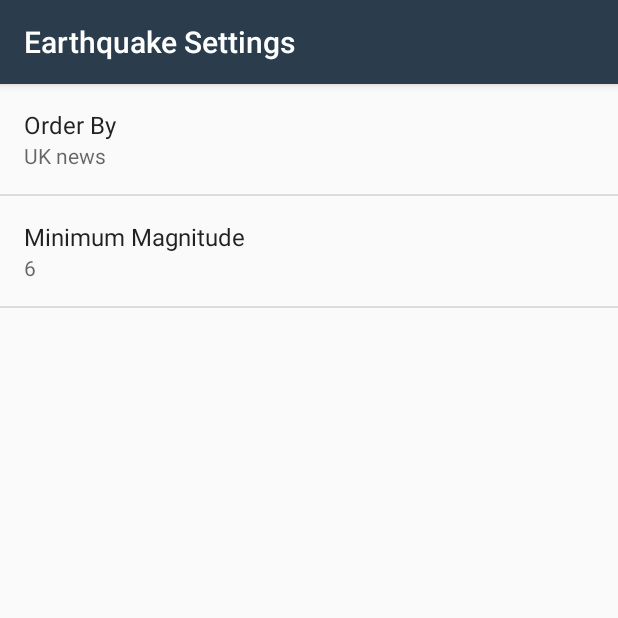
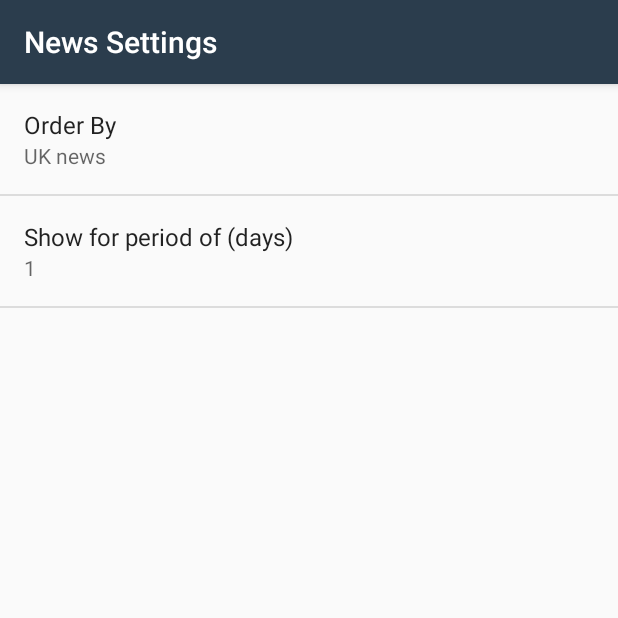
Before and after one commit to mobilotest/News_Feed_app, an Android app: the screen it shows after launch (SettingsActivity), after a tap on "Settings", on a phone screen of 412 x 824 dp, the top half of it. Run offline under Robolectric (Android 15) with nearby library versions, the phone set to English and light mode, and no system bars.

Commit message:
more changes Settings and other activities, but still not fixed

```diff
--- a/app/src/main/java/com/example/android/newsfeed/News.java
+++ b/app/src/main/java/com/example/android/newsfeed/News.java
@@ -35,6 +35,7 @@ public class News {
      */
 
     public News(String thumbnail, String header, String body, String section, long time, String url) {
+        mThumbnail = thumbnail;
         mSection = section;
         mNewsHeader = header;
         mNewsBody = body;
--- a/app/src/main/java/com/example/android/newsfeed/NewsActivity.java
+++ b/app/src/main/java/com/example/android/newsfeed/NewsActivity.java
@@ -134,15 +134,15 @@ public class NewsActivity extends AppCompatActivity
 
         SharedPreferences sharedPrefs = PreferenceManager.getDefaultSharedPreferences(this);
 
+        // TODO: show news based on selected SETTINGS
         String sectionName = sharedPrefs.getString(
-                getString(R.string.settings_min_magnitude_key),
-                getString(R.string.settings_min_magnitude_default));
+                getString(R.string.settings_min_days_key),
+                getString(R.string.settings_min_days_default));
 
         String orderBy = sharedPrefs.getString(
                 getString(R.string.settings_order_by_key),
                 getString(R.string.settings_order_by_default)
         );
-
 
         Uri baseUri = Uri.parse(GUARDIAN_REQUEST_URL);
         Uri.Builder uriBuilder = baseUri.buildUpon();
--- a/app/src/main/java/com/example/android/newsfeed/NewsAdapter.java
+++ b/app/src/main/java/com/example/android/newsfeed/NewsAdapter.java
@@ -86,14 +86,13 @@ public class NewsAdapter extends ArrayAdapter<News> {
         // Get the Section from the current News object and
         // set this text on the Section TextView
         sectionTextView.setText(currentNews.getSection());
-        // Set the theme color for the news section text
-        int color = ContextCompat.getColor(getContext(), mColorResourceId);
-        sectionTextView.setTextColor(color);
+        // TODO: Set the color or the section text for the news
+//        int color = ContextCompat.getColor(getContext(), mColorResourceId);
+//        getSectionName();
 
 
         // Create a new Date object from the time in milliseconds of the earthquake
         Date dateObject = new Date(currentNews.getTimeInMilliseconds());
-
 
         // Find the TextView with view ID date
         TextView dateView = (TextView) listItemView.findViewById(R.id.tv_date_time);
@@ -107,7 +106,7 @@ public class NewsAdapter extends ArrayAdapter<News> {
     }
 
     /**
-     * Return the color for the magnitude circle based on the intensity of the earthquake.
+     * Return the color for the section text based on the rubric of the news.
      *
      * @param sectionName of the news
      */
--- a/app/src/main/java/com/example/android/newsfeed/QueryUtils.java
+++ b/app/src/main/java/com/example/android/newsfeed/QueryUtils.java
@@ -151,13 +151,13 @@ public final class QueryUtils {
                     // for that news.
 
                     // Extract the value for the key called "mag"
-                    String thumbnail = currentNews.getString("webTitle");
+                    String thumbnail = currentNews.getString("thumbnail");
 
                     // Extract the value for the key called "mag"
-                    String header = currentNews.getString("webTitle");
+                    String header = currentNews.getString("headline");
 
                     // Extract the value for the key called "place"
-                    String body = currentNews.getString("webUrl");
+                    String body = currentNews.getString("body");
 
                     // Extract the value for the key called "place"
                     String section = currentNews.getString("sectionName");
--- a/app/src/main/java/com/example/android/newsfeed/SettingsActivity.java
+++ b/app/src/main/java/com/example/android/newsfeed/SettingsActivity.java
@@ -23,7 +23,7 @@ public class SettingsActivity extends AppCompatActivity {
             super.onCreate(savedInstanceState);
             addPreferencesFromResource(R.xml.settings_main);
 
-            Preference minMagnitude = findPreference(getString(R.string.settings_min_magnitude_key));
+            Preference minMagnitude = findPreference(getString(R.string.settings_min_days_key));
             bindPreferenceSummaryToValue(minMagnitude);
 
             Preference orderBy = findPreference(getString(R.string.settings_order_by_key));
--- a/app/src/main/res/values/arrays.xml
+++ b/app/src/main/res/values/arrays.xml
@@ -13,7 +13,7 @@
     </string-array>
 
     <string-array name="settings_order_by_values">
-        <item>@string/settings_order_by_magnitude_value</item>
+        <item>@string/settings_order_by_days_value</item>
         <item>@string/settings_order_by_most_recent_value</item>
     </string-array>
 </resources>
--- a/app/src/main/res/values/strings.xml
+++ b/app/src/main/res/values/strings.xml
@@ -5,16 +5,16 @@
 
     <string name="no_internet_connection">No internet connection.</string>
     <string name="settings_menu_item">Settings</string>
-    <string name="settings_title">Earthquake Settings</string>
+    <string name="settings_title">News Settings</string>
 
-    <string name="settings_min_magnitude_label">Minimum Magnitude</string>
-    <string name="settings_min_magnitude_key" translatable="false">min_magnitude</string>
-    <string name="settings_min_magnitude_default" translatable="false">6</string>
+    <string name="settings_min_days_label">Show for period of (days)</string>
+    <string name="settings_min_days_key" translatable="false">period_days</string>
+    <string name="settings_min_days_default" translatable="false">1</string>
 
 
     <string name="settings_order_by_label">Order By</string>
     <string name="settings_order_by_key" translatable="false">order_by</string>
-    <string name="settings_order_by_default" translatable="false">@string/settings_order_by_magnitude_value</string>
+    <string name="settings_order_by_default" translatable="false">@string/settings_order_by_days_value</string>
 
     <string name="settings_order_by_section_uk">UK news</string>
     <string name="settings_order_by_section_opinion">Opinion</string>
@@ -25,8 +25,8 @@
     <string name="settings_order_by_section_politics">Politics</string>
     <string name="settings_order_by_section_sport">Football</string>
 
-    <string name="settings_order_by_magnitude_value" translatable="false">magnitude</string>
+    <string name="settings_order_by_days_value" translatable="false">days</string>
 
-    <string name="settings_order_by_most_recent_label">Most Recent</string>
+    <string name="settings_order_by_most_recent_label">All Most Recent</string>
     <string name="settings_order_by_most_recent_value" translatable="false">time</string>
 </resources>
--- a/app/src/main/res/xml/settings_main.xml
+++ b/app/src/main/res/xml/settings_main.xml
@@ -10,10 +10,10 @@
         android:title="@string/settings_order_by_label" />
 
     <EditTextPreference
-        android:defaultValue="@string/settings_min_magnitude_default"
+        android:defaultValue="@string/settings_min_days_default"
         android:inputType="numberDecimal"
-        android:key="@string/settings_min_magnitude_key"
+        android:key="@string/settings_min_days_key"
         android:selectAllOnFocus="true"
-        android:title="@string/settings_min_magnitude_label" />
+        android:title="@string/settings_min_days_label" />
 
 </PreferenceScreen>
```
